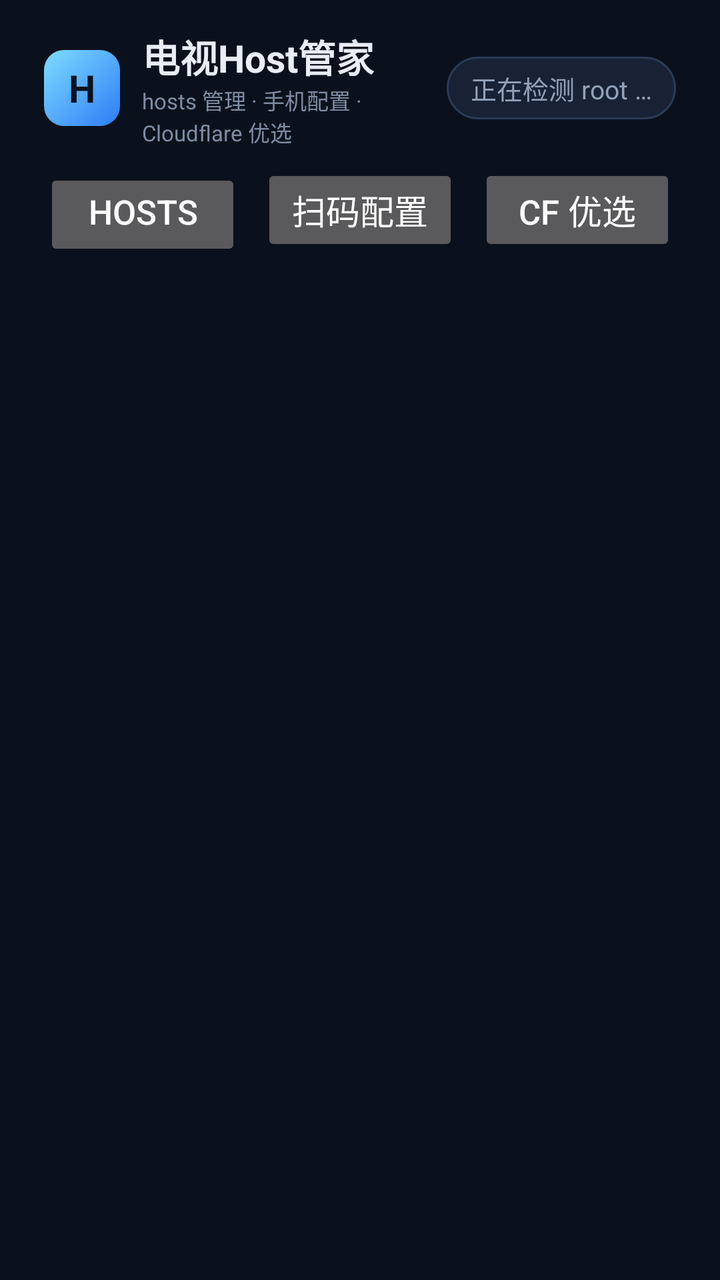
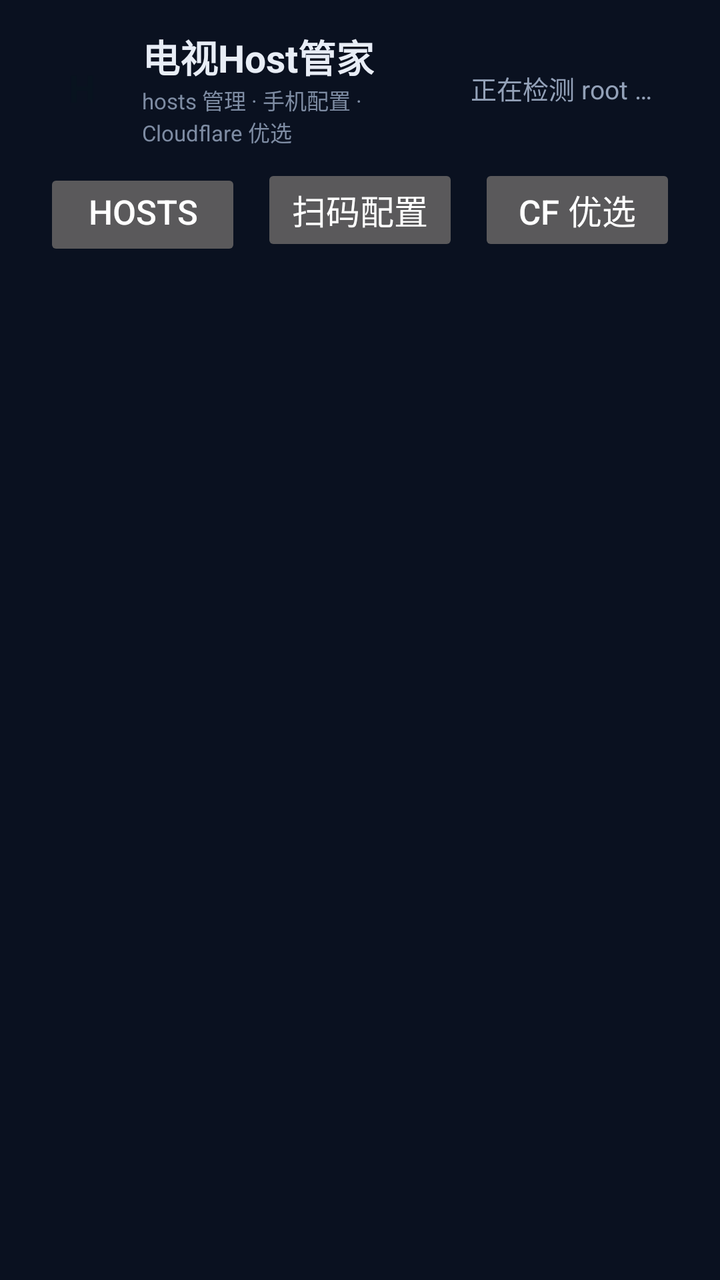

Compare the two renders of this Android layout. The source of the first and the diff that turns it into the second are given below.
<!-- AndroidManifest.xml: application theme AppTheme -->
<!-- res/layout/activity_main.xml -->
<?xml version="1.0" encoding="utf-8"?>
<LinearLayout xmlns:android="http://schemas.android.com/apk/res/android"
    android:layout_width="match_parent"
    android:layout_height="match_parent"
    android:orientation="vertical"
    android:background="#0B111C">

    
    <LinearLayout
        android:id="@+id/top_bar"
        android:layout_width="match_parent"
        android:layout_height="wrap_content"
        android:orientation="horizontal"
        android:gravity="center_vertical"
        android:paddingStart="22dp"
        android:paddingEnd="22dp"
        android:paddingTop="14dp"
        android:paddingBottom="8dp">

        <TextView
            android:layout_width="38dp"
            android:layout_height="38dp"
            android:background="@drawable/bg_logo"
            android:gravity="center"
            android:text="H"
            android:textColor="#08131F"
            android:textSize="19sp"
            android:textStyle="bold" />

        <LinearLayout
            android:layout_width="0dp"
            android:layout_height="wrap_content"
            android:layout_weight="1"
            android:layout_marginStart="11dp"
            android:orientation="vertical">

            <TextView
                android:layout_width="wrap_content"
                android:layout_height="wrap_content"
                android:text="电视Host管家"
                android:textColor="#E8EDF6"
                android:textSize="19sp"
                android:textStyle="bold" />

            <TextView
                android:layout_width="wrap_content"
                android:layout_height="wrap_content"
                android:text="hosts 管理 · 手机配置 · Cloudflare 优选"
                android:textColor="#7E8CA3"
                android:textSize="11sp" />
        </LinearLayout>

        <TextView
            android:id="@+id/root_pill"
            android:layout_width="wrap_content"
            android:layout_height="wrap_content"
            android:background="@drawable/bg_pill_neutral"
            android:paddingStart="12dp"
            android:paddingEnd="12dp"
            android:paddingTop="6dp"
            android:paddingBottom="6dp"
            android:text="正在检测 root …"
            android:textColor="#93A1B8"
            android:textSize="13sp" />
    </LinearLayout>

    
    <LinearLayout
        android:id="@+id/nav_bar"
        android:layout_width="match_parent"
        android:layout_height="wrap_content"
        android:orientation="horizontal"
        android:paddingStart="17dp"
        android:paddingEnd="17dp"
        android:paddingBottom="12dp">

        <Button
            android:id="@+id/nav_hosts"
            android:layout_width="0dp"
            android:layout_height="46dp"
            android:layout_weight="1"
            android:layout_marginStart="5dp"
            android:layout_marginEnd="5dp"
            android:stateListAnimator="@null"
            android:text="Hosts 管理"
            android:textSize="17sp" />

        <Button
            android:id="@+id/nav_qr"
            android:layout_width="0dp"
            android:layout_height="46dp"
            android:layout_weight="1"
            android:layout_marginStart="5dp"
            android:layout_marginEnd="5dp"
            android:stateListAnimator="@null"
            android:text="扫码配置"
            android:textSize="17sp" />

        <Button
            android:id="@+id/nav_cf"
            android:layout_width="0dp"
            android:layout_height="46dp"
            android:layout_weight="1"
            android:layout_marginStart="5dp"
            android:layout_marginEnd="5dp"
            android:stateListAnimator="@null"
            android:text="CF 优选"
            android:textSize="17sp" />
    </LinearLayout>

    
    <FrameLayout
        android:id="@+id/content"
        android:layout_width="match_parent"
        android:layout_height="match_parent" />
</LinearLayout>
<!-- resources referenced by this layout -->
<resources>
  <!-- drawable bg_logo (drawable) -->
  <?xml version="1.0" encoding="utf-8"?>
  <shape xmlns:android="http://schemas.android.com/apk/res/android">
      <gradient android:startColor="#7DDCFF" android:endColor="#2F7CF6" android:angle="315" />
      <corners android:radius="10dp" />
  </shape>
  <!-- drawable bg_pill_neutral (drawable) -->
  <?xml version="1.0" encoding="utf-8"?>
  <shape xmlns:android="http://schemas.android.com/apk/res/android">
      <solid android:color="#182234" />
      <stroke android:width="1dp" android:color="#2B3A54" />
      <corners android:radius="999dp" />
  </shape>
  <style name="AppTheme" parent="android:Theme.Material.NoActionBar">
          <item name="android:windowBackground">@color/window_bg</item>
          <item name="android:colorPrimary">@color/primary</item>
          <item name="android:colorPrimaryDark">@color/primary_dark</item>
          <item name="android:colorAccent">@color/accent</item>
      </style>
  <color name="window_bg">#0E1420</color>
  <color name="primary">#1B2A4A</color>
  <color name="primary_dark">#0A0F1A</color>
  <color name="accent">#4FC3F7</color>
</resources>

<!-- the commit's change to res/layout/activity_main.xml (unified diff, before → after) -->
@@ -1,9 +1,10 @@
 <?xml version="1.0" encoding="utf-8"?>
 <LinearLayout xmlns:android="http://schemas.android.com/apk/res/android"
+    android:id="@+id/root"
     android:layout_width="match_parent"
     android:layout_height="match_parent"
     android:orientation="vertical"
-    android:background="#0B111C">
+    android:background="#0A1120">
 
     
     <LinearLayout
@@ -18,9 +19,9 @@
         android:paddingBottom="8dp">
 
         <TextView
+            android:id="@+id/brand_logo"
             android:layout_width="38dp"
             android:layout_height="38dp"
-            android:background="@drawable/bg_logo"
             android:gravity="center"
             android:text="H"
             android:textColor="#08131F"
@@ -35,6 +36,7 @@
             android:orientation="vertical">
 
             <TextView
+                android:id="@+id/brand_title"
                 android:layout_width="wrap_content"
                 android:layout_height="wrap_content"
                 android:text="电视Host管家"
@@ -43,6 +45,7 @@
                 android:textStyle="bold" />
 
             <TextView
+                android:id="@+id/brand_sub"
                 android:layout_width="wrap_content"
                 android:layout_height="wrap_content"
                 android:text="hosts 管理 · 手机配置 · Cloudflare 优选"
@@ -54,7 +57,6 @@
             android:id="@+id/root_pill"
             android:layout_width="wrap_content"
             android:layout_height="wrap_content"
-            android:background="@drawable/bg_pill_neutral"
             android:paddingStart="12dp"
             android:paddingEnd="12dp"
             android:paddingTop="6dp"
<!-- resource entries referenced after the edit -->
@@ -1,18 +1,5 @@
 <!-- resources referenced by this layout -->
 <resources>
-  <!-- drawable bg_logo (drawable) -->
-  <?xml version="1.0" encoding="utf-8"?>
-  <shape xmlns:android="http://schemas.android.com/apk/res/android">
-      <gradient android:startColor="#7DDCFF" android:endColor="#2F7CF6" android:angle="315" />
-      <corners android:radius="10dp" />
-  </shape>
-  <!-- drawable bg_pill_neutral (drawable) -->
-  <?xml version="1.0" encoding="utf-8"?>
-  <shape xmlns:android="http://schemas.android.com/apk/res/android">
-      <solid android:color="#182234" />
-      <stroke android:width="1dp" android:color="#2B3A54" />
-      <corners android:radius="999dp" />
-  </shape>
   <style name="AppTheme" parent="android:Theme.Material.NoActionBar">
           <item name="android:windowBackground">@color/window_bg</item>
           <item name="android:colorPrimary">@color/primary</item>
